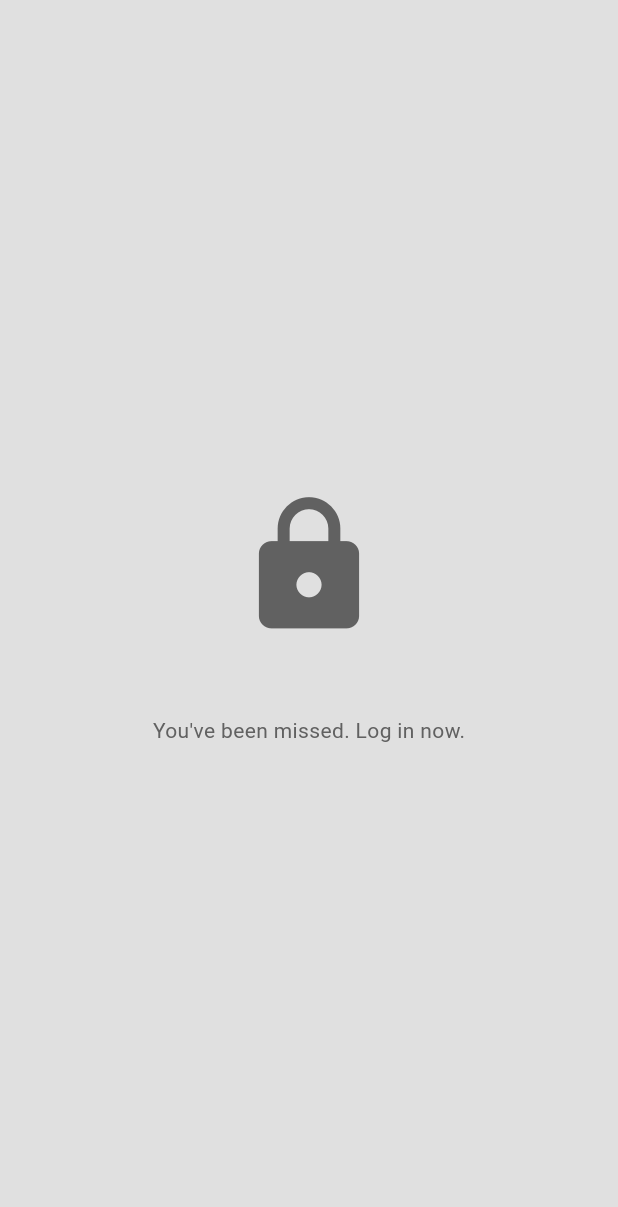
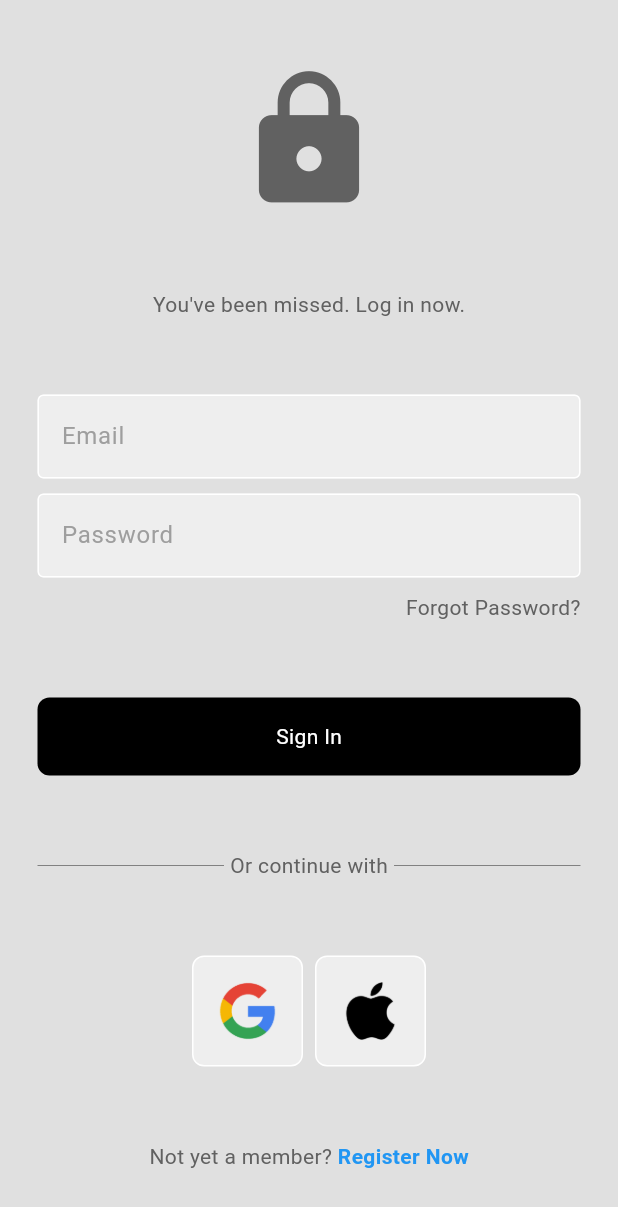
Before and after one commit to alexmortelsison/ap04, a Flutter app: the screen it shows after launch, on a phone screen of 412 x 824 dp. Shown: the top 1207 px of the screen. Run offline on Flutter 3.47's test engine with Material 3 defaults, Android fonts, the phone set to English and light mode, and no system bars; our stand-ins replace firebase_auth, firebase_core, google_sign_in; accounts and stored records are empty.

Commit message:
fixed bug

```diff
--- /dev/null
+++ b/lib/components/my_button.dart
@@ -0,0 +1,36 @@
+import 'package:flutter/material.dart';
+
+class MyButton extends StatelessWidget {
+  final void Function()? onTap;
+  final String text;
+  const MyButton({
+    super.key,
+    required this.onTap,
+    required this.text,
+  });
+
+  @override
+  Widget build(BuildContext context) {
+    return GestureDetector(
+      onTap: onTap,
+      child: Container(
+        margin: const EdgeInsets.symmetric(horizontal: 25),
+        decoration: BoxDecoration(
+          color: Theme.of(context).colorScheme.tertiary,
+          borderRadius: BorderRadius.circular(8),
+        ),
+        child: Center(
+          child: Padding(
+            padding: const EdgeInsets.all(16.0),
+            child: Text(
+              text,
+              style: TextStyle(
+                color: Theme.of(context).colorScheme.secondary,
+              ),
+            ),
+          ),
+        ),
+      ),
+    );
+  }
+}
--- /dev/null
+++ b/lib/components/my_textfield.dart
@@ -0,0 +1,42 @@
+import 'package:flutter/material.dart';
+
+class MyTextfield extends StatelessWidget {
+  final TextEditingController controller;
+  final bool obscureText;
+  final String hintText;
+  const MyTextfield({
+    super.key,
+    required this.controller,
+    required this.obscureText,
+    required this.hintText,
+  });
+
+  @override
+  Widget build(BuildContext context) {
+    return Padding(
+      padding: const EdgeInsets.symmetric(horizontal: 25),
+      child: TextField(
+        controller: controller,
+        obscureText: obscureText,
+        decoration: InputDecoration(
+          hintText: hintText,
+          hintStyle: TextStyle(
+            color: Theme.of(context).colorScheme.inverseSurface,
+          ),
+          filled: true,
+          fillColor: Theme.of(context).colorScheme.primary,
+          enabledBorder: OutlineInputBorder(
+            borderSide: BorderSide(
+              color: Theme.of(context).colorScheme.secondary,
+            ),
+          ),
+          focusedBorder: OutlineInputBorder(
+            borderSide: BorderSide(
+              color: Theme.of(context).colorScheme.inversePrimary,
+            ),
+          ),
+        ),
+      ),
+    );
+  }
+}
--- /dev/null
+++ b/lib/components/square_tile.dart
@@ -0,0 +1,34 @@
+import 'package:flutter/material.dart';
+
+class SquareTile extends StatelessWidget {
+  final void Function()? onTap;
+  final String imagePath;
+  const SquareTile({
+    super.key,
+    required this.onTap,
+    required this.imagePath,
+  });
+
+  @override
+  Widget build(BuildContext context) {
+    return GestureDetector(
+      onTap: onTap,
+      child: Container(
+        decoration: BoxDecoration(
+          color: Theme.of(context).colorScheme.primary,
+          border: Border.all(
+            color: Theme.of(context).colorScheme.secondary,
+          ),
+          borderRadius: BorderRadius.circular(8),
+        ),
+        child: Padding(
+          padding: const EdgeInsets.all(16.0),
+          child: Image.asset(
+            imagePath,
+            height: 40,
+          ),
+        ),
+      ),
+    );
+  }
+}
--- a/lib/main.dart
+++ b/lib/main.dart
@@ -1,8 +1,14 @@
+import 'package:ap04/firebase_options.dart';
 import 'package:ap04/pages/login_page.dart';
 import 'package:ap04/themes/lightmode.dart';
+import 'package:firebase_core/firebase_core.dart';
 import 'package:flutter/material.dart';
 
-void main() {
+void main() async {
+  WidgetsFlutterBinding.ensureInitialized();
+  await Firebase.initializeApp(
+    options: DefaultFirebaseOptions.currentPlatform,
+  );
   runApp(
     const MyApp(),
   );
--- a/lib/pages/login_page.dart
+++ b/lib/pages/login_page.dart
@@ -1,3 +1,6 @@
+import 'package:ap04/components/my_button.dart';
+import 'package:ap04/components/my_textfield.dart';
+import 'package:ap04/components/square_tile.dart';
 import 'package:flutter/material.dart';
 
 class LoginPage extends StatefulWidget {
@@ -8,6 +11,8 @@ class LoginPage extends StatefulWidget {
 }
 
 class _LoginPageState extends State<LoginPage> {
+  final emailController = TextEditingController();
+  final passwordController = TextEditingController();
   @override
   Widget build(BuildContext context) {
     return Scaffold(
@@ -28,6 +33,101 @@ class _LoginPageState extends State<LoginPage> {
             style: TextStyle(
               color: Theme.of(context).colorScheme.inversePrimary,
             ),
+          ),
+          const SizedBox(height: 50),
+          MyTextfield(
+            controller: emailController,
+            obscureText: false,
+            hintText: 'Email',
+          ),
+          const SizedBox(height: 10),
+          MyTextfield(
+            controller: passwordController,
+            obscureText: true,
+            hintText: 'Password',
+          ),
+          const SizedBox(height: 10),
+          Padding(
+            padding: const EdgeInsets.symmetric(horizontal: 25),
+            child: Row(
+              mainAxisAlignment: MainAxisAlignment.end,
+              children: [
+                Text(
+                  'Forgot Password?',
+                  style: TextStyle(
+                    color: Theme.of(context).colorScheme.inversePrimary,
+                  ),
+                ),
+              ],
+            ),
+          ),
+          const SizedBox(height: 50),
+          MyButton(
+            onTap: () {},
+            text: 'Sign In',
+          ),
+          const SizedBox(height: 50),
+          Padding(
+            padding: const EdgeInsets.symmetric(horizontal: 25),
+            child: Row(
+              children: [
+                Expanded(
+                  child: Divider(
+                    thickness: 0.5,
+                    color: Theme.of(context).colorScheme.inversePrimary,
+                  ),
+                ),
+                Padding(
+                  padding: const EdgeInsets.symmetric(horizontal: 4),
+                  child: Text(
+                    'Or continue with',
+                    style: TextStyle(
+                      color: Theme.of(context).colorScheme.inversePrimary,
+                    ),
+                  ),
+                ),
+                Expanded(
+                  child: Divider(
+                    thickness: 0.5,
+                    color: Theme.of(context).colorScheme.inversePrimary,
+                  ),
+                ),
+              ],
+            ),
+          ),
+          const SizedBox(height: 50),
+          Row(
+            mainAxisAlignment: MainAxisAlignment.center,
+            children: [
+              SquareTile(
+                onTap: () {},
+                imagePath: 'images/1.png',
+              ),
+              const SizedBox(width: 8),
+              SquareTile(
+                onTap: () {},
+                imagePath: 'images/2.png',
+              ),
+            ],
+          ),
+          const SizedBox(height: 50),
+          Row(
+            mainAxisAlignment: MainAxisAlignment.center,
+            children: [
+              Text(
+                'Not yet a member? ',
+                style: TextStyle(
+                  color: Theme.of(context).colorScheme.inversePrimary,
+                ),
+              ),
+              const Text(
+                'Register Now',
+                style: TextStyle(
+                  color: Colors.blue,
+                  fontWeight: FontWeight.bold,
+                ),
+              ),
+            ],
           )
         ],
       ),
--- /dev/null
+++ b/lib/services/auth_service.dart
@@ -0,0 +1,17 @@
+import 'package:firebase_auth/firebase_auth.dart';
+import 'package:google_sign_in/google_sign_in.dart';
+
+class AuthService {
+  signInWithGoogle() async {
+    final GoogleSignInAccount? gUser = await GoogleSignIn().signIn();
+
+    final GoogleSignInAuthentication gAuth = await gUser!.authentication;
+
+    final credential = GoogleAuthProvider.credential(
+      idToken: gAuth.idToken,
+      accessToken: gAuth.accessToken,
+    );
+
+    return await FirebaseAuth.instance.signInWithCredential(credential);
+  }
+}
```
